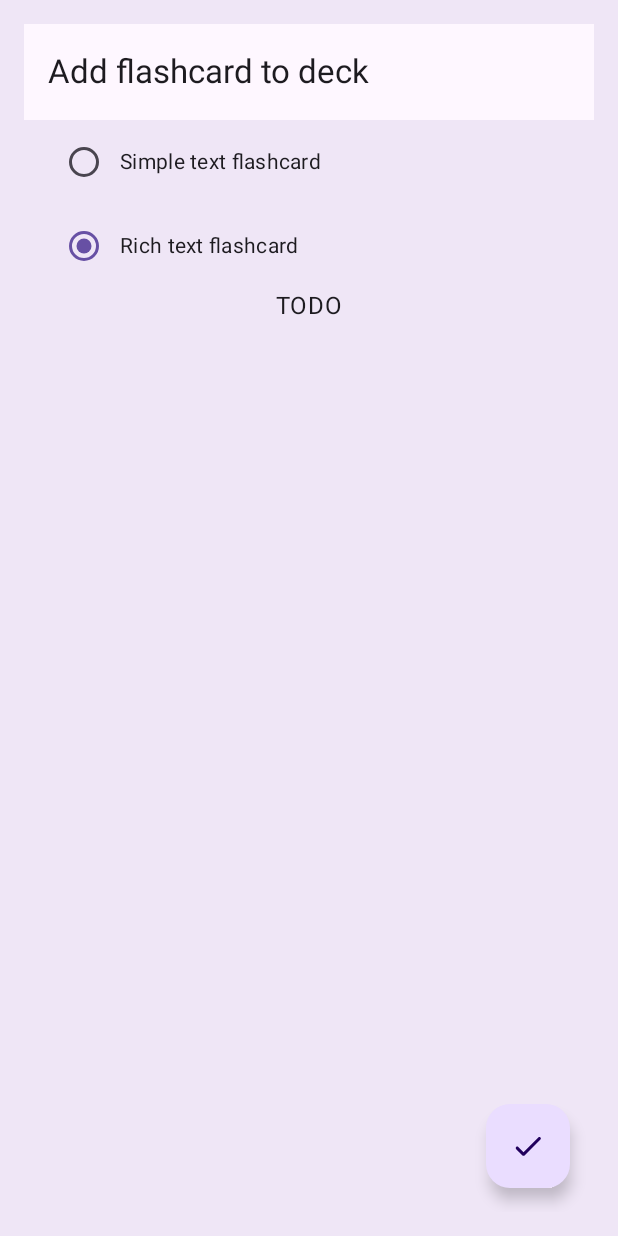
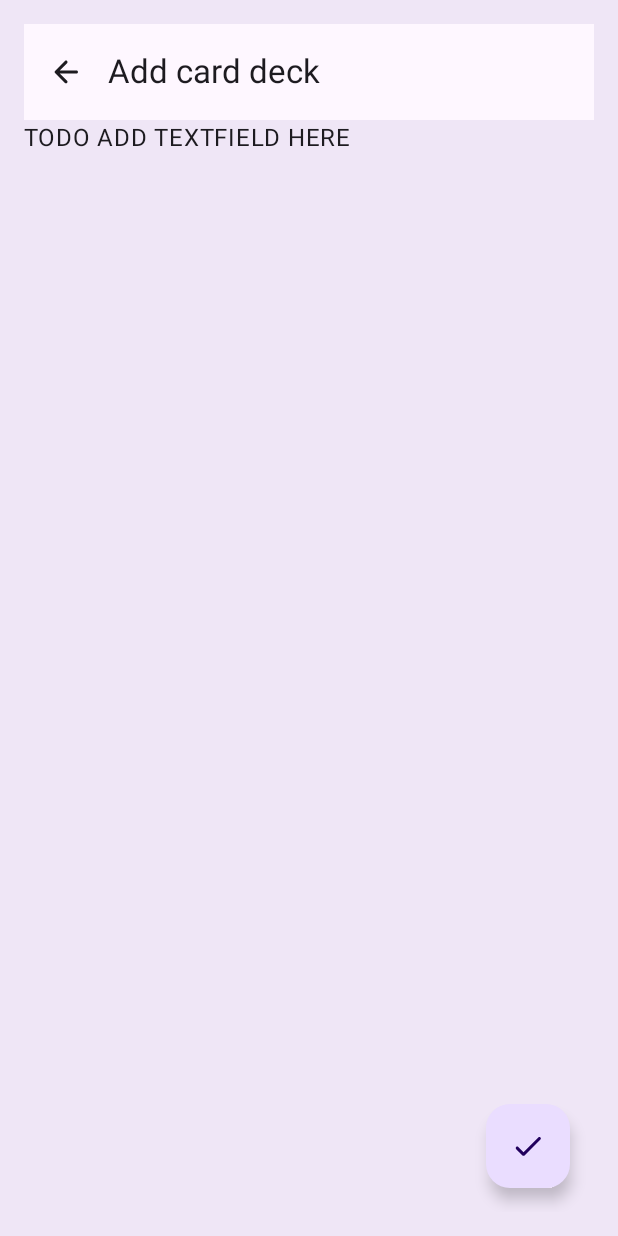
Before and after one commit to kjeller/Flashcardio, an Android app built with Jetpack Compose: the screen it shows after launch (MainActivity), after a tap on "Add new flashcard set", on a phone screen of 412 x 824 dp. Run offline under Robolectric (Android 15) with nearby library versions, the phone set to English and light mode, and no system bars; our stand-ins replace Dagger/Hilt's generated code, Room's generated code, window size class; 3 other taps on this screen came first.

Commit message:
Add example navigation and placeholder add deck screen

```diff
--- a/app/src/main/AndroidManifest.xml
+++ b/app/src/main/AndroidManifest.xml
@@ -3,6 +3,7 @@
     xmlns:tools="http://schemas.android.com/tools">
 
     <application
+        android:name=".FlashcardioApplication"
         android:allowBackup="true"
         android:dataExtractionRules="@xml/data_extraction_rules"
         android:fullBackupContent="@xml/backup_rules"
@@ -13,7 +14,7 @@
         android:theme="@style/Theme.Flashcardio"
         tools:targetApi="31">
         <activity
-            android:name=".MainActivity"
+            android:name=".ui.MainActivity"
             android:exported="true"
             android:label="@string/app_name"
             android:theme="@style/Theme.Flashcardio"
--- /dev/null
+++ b/app/src/main/java/dev/stralman/flashcardio/FlashcardioApplication.kt
@@ -0,0 +1,8 @@
+package dev.stralman.flashcardio
+
+import android.app.Application
+import dagger.hilt.android.HiltAndroidApp
+
+@HiltAndroidApp
+class FlashcardioApplication : Application() {
+}
--- a/app/src/main/java/dev/stralman/flashcardio/data/FlashcardDeck.kt
+++ b/app/src/main/java/dev/stralman/flashcardio/data/FlashcardDeck.kt
@@ -1,6 +1,20 @@
 package dev.stralman.flashcardio.data
 
+import androidx.compose.runtime.Immutable
+import androidx.room.ColumnInfo
+import androidx.room.Entity
+import androidx.room.Index
+import androidx.room.PrimaryKey
+
+@Entity(
+    tableName = "flashcard_decks",
+    indices = [
+        Index("name", unique = true)
+    ]
+)
+@Immutable
 data class FlashcardDeck(
-    val deckName: String,
+    @PrimaryKey(autoGenerate = true) @ColumnInfo(name = "id") val id: Long = 0,
+    val name: String,
     val cards: List<Flashcard>,
 )
--- /dev/null
+++ b/app/src/main/java/dev/stralman/flashcardio/ui/FlashcardioApp.kt
@@ -0,0 +1,46 @@
+package dev.stralman.flashcardio.ui
+
+import androidx.compose.runtime.Composable
+import androidx.navigation.compose.NavHost
+import androidx.navigation.compose.composable
+import dev.stralman.flashcardio.ui.deck.AddDeckScreen
+import dev.stralman.flashcardio.ui.deck.DeckScreen
+import dev.stralman.flashcardio.ui.flashcard.AddFlashCardScreen
+
+@Composable
+fun FlashcardioApp(
+    appState: FlashcardioAppState = rememberFlashcardioAppState()
+) {
+    NavHost(
+        navController = appState.navController,
+        startDestination = Screen.Home.route
+    ) {
+        composable(Screen.Home.route) { backStackEntry ->
+            DeckScreen(
+                navigateToDeck = { id ->
+                    appState.navigateToDeck(id, backStackEntry)
+                },
+                navigateToAddFlashcard = { id ->
+                    appState.navigateToAddFlashcardScreen()
+                },
+                navigateToAddDeck = { id ->
+                    appState.navigateToAddDeckScreen()
+                }
+            )
+        }
+        composable(Screen.AddDeckScreen.route) { backStackEntry ->
+            AddDeckScreen(
+                navigateBack = {
+                    appState.navigateBack()
+                }
+            )
+        }
+        composable(Screen.AddFlashCardScreen.route) { backStackEntry ->
+            AddFlashCardScreen(
+                navigateBack = {
+                    appState.navigateBack()
+                }
+            )
+        }
+    }
+}
--- /dev/null
+++ b/app/src/main/java/dev/stralman/flashcardio/ui/FlashcardioAppState.kt
@@ -0,0 +1,66 @@
+package dev.stralman.flashcardio.ui
+
+import android.content.Context
+import android.net.Uri
+import androidx.compose.runtime.Composable
+import androidx.compose.runtime.remember
+import androidx.compose.ui.platform.LocalContext
+import androidx.lifecycle.Lifecycle
+import androidx.navigation.NavBackStackEntry
+import androidx.navigation.NavHostController
+import androidx.navigation.compose.rememberNavController
+
+/**
+ * List of screens for [FlashcardioApp]
+ */
+sealed class Screen(val route: String) {
+    object Home : Screen("home")
+    object Flashcard : Screen("deck/{id}") {
+        fun createRoute(id: String) = "deck/1/card/$id"
+    }
+
+    object AddDeckScreen : Screen("deck/1/add")
+    object AddFlashCardScreen : Screen("deck/1/card/add")
+}
+
+@Composable
+fun rememberFlashcardioAppState(
+    navController: NavHostController = rememberNavController(),
+    context: Context = LocalContext.current
+) = remember(navController, context) {
+    FlashcardioAppState(navController, context)
+}
+
+class FlashcardioAppState(
+    val navController: NavHostController,
+    private val context: Context
+) {
+
+    fun navigateToDeck(id: String, from: NavBackStackEntry) {
+        // In order to discard duplicated navigation events, we check the Lifecycle
+        if (from.lifecycleIsResumed()) {
+            val id = Uri.encode(id)
+            navController.navigate(Screen.Flashcard.createRoute(id))
+        }
+    }
+
+    fun navigateToAddFlashcardScreen() {
+        navController.navigate(Screen.AddFlashCardScreen.route)
+    }
+
+    fun navigateToAddDeckScreen() {
+        navController.navigate(Screen.AddDeckScreen.route)
+    }
+
+    fun navigateBack() {
+        navController.popBackStack()
+    }
+}
+
+/**
+ * If the lifecycle is not resumed it means this NavBackStackEntry already processed a nav event.
+ *
+ * This is used to de-duplicate navigation events.
+ */
+private fun NavBackStackEntry.lifecycleIsResumed() =
+    this.lifecycle.currentState == Lifecycle.State.RESUMED
--- a/app/src/main/java/dev/stralman/flashcardio/MainActivity.kt
+++ b/app/src/main/java/dev/stralman/flashcardio/ui/MainActivity.kt
@@ -1,4 +1,4 @@
-package dev.stralman.flashcardio
+package dev.stralman.flashcardio.ui
 
 import android.os.Bundle
 import androidx.activity.ComponentActivity
@@ -6,12 +6,15 @@ import androidx.activity.compose.setContent
 import androidx.compose.foundation.layout.fillMaxSize
 import androidx.compose.material3.MaterialTheme
 import androidx.compose.material3.Surface
+import androidx.compose.material3.windowsizeclass.ExperimentalMaterial3WindowSizeClassApi
 import androidx.compose.ui.Modifier
 import androidx.compose.ui.unit.dp
-import dev.stralman.flashcardio.ui.flashcard.AddFlashCardScreen
+import dagger.hilt.android.AndroidEntryPoint
 import dev.stralman.flashcardio.ui.theme.AppTheme
 
+@AndroidEntryPoint
 class MainActivity : ComponentActivity() {
+    @OptIn(ExperimentalMaterial3WindowSizeClassApi::class)
     override fun onCreate(savedInstanceState: Bundle?) {
         super.onCreate(savedInstanceState)
         setContent {
@@ -22,8 +25,9 @@ class MainActivity : ComponentActivity() {
                     color = MaterialTheme.colorScheme.background,
                     tonalElevation = 5.dp,
                 ) {
+                    FlashcardioApp()
                     // test1 DeckScreen(modifier = Modifier)
-                    AddFlashCardScreen()
+                    //AddFlashCardScreen()
                     /*test2
                     var state by remember {
                         mutableStateOf(CardFace.FRONT)
--- /dev/null
+++ b/app/src/main/java/dev/stralman/flashcardio/ui/deck/AddDeckScreen.kt
@@ -0,0 +1,87 @@
+package dev.stralman.flashcardio.ui.deck
+
+import androidx.compose.foundation.background
+import androidx.compose.foundation.layout.Arrangement
+import androidx.compose.foundation.layout.Box
+import androidx.compose.foundation.layout.Column
+import androidx.compose.foundation.layout.fillMaxWidth
+import androidx.compose.foundation.layout.padding
+import androidx.compose.foundation.selection.selectableGroup
+import androidx.compose.material.icons.Icons
+import androidx.compose.material.icons.rounded.ArrowBack
+import androidx.compose.material.icons.rounded.Check
+import androidx.compose.material3.ExperimentalMaterial3Api
+import androidx.compose.material3.FabPosition
+import androidx.compose.material3.FloatingActionButton
+import androidx.compose.material3.Icon
+import androidx.compose.material3.IconButton
+import androidx.compose.material3.MaterialTheme
+import androidx.compose.material3.Scaffold
+import androidx.compose.material3.Text
+import androidx.compose.material3.TopAppBar
+import androidx.compose.runtime.Composable
+import androidx.compose.ui.Alignment
+import androidx.compose.ui.Modifier
+import androidx.compose.ui.res.stringResource
+import androidx.compose.ui.unit.dp
+import dev.stralman.flashcardio.R
+
+@OptIn(ExperimentalMaterial3Api::class)
+@Composable
+fun AddDeckScreen(
+    navigateBack: () -> Unit,
+    modifier: Modifier = Modifier,
+) {
+    Scaffold(
+        modifier = modifier
+            .fillMaxWidth()
+            .padding(16.dp)
+            .background(MaterialTheme.colorScheme.background),
+        topBar = {
+            TopAppBar(
+                title = {
+                    Text(
+                        text = stringResource(R.string.add_card_deck),
+                        style = MaterialTheme.typography.titleLarge,
+                    )
+                },
+                navigationIcon = {
+                    IconButton(
+                        onClick = {
+                            navigateBack()
+                        }
+                    ) {
+                        Icon(
+                            Icons.Rounded.ArrowBack,
+                            contentDescription = "Back"
+                        )
+                    }
+
+                }
+            )
+        },
+        floatingActionButton = {
+            FloatingActionButton(
+                onClick = { /* ... */ }) {
+                Icon(
+                    Icons.Rounded.Check,
+                    contentDescription = stringResource(id = R.string.deck_add_desc)
+                )
+            }
+        },
+        floatingActionButtonPosition = FabPosition.End,
+
+        ) { contentPadding ->
+        // Screen content
+        Box(modifier = Modifier.padding(contentPadding)) {
+            Column(
+                verticalArrangement = Arrangement.Top,
+                horizontalAlignment = Alignment.CenterHorizontally,
+                modifier = modifier.selectableGroup(),
+            ) {
+                Text(text = "TODO ADD TEXTFIELD HERE")
+
+            }
+        }
+    }
+}
--- a/app/src/main/java/dev/stralman/flashcardio/ui/deck/DeckItemCard.kt
+++ b/app/src/main/java/dev/stralman/flashcardio/ui/deck/DeckItemCard.kt
@@ -33,7 +33,7 @@ fun DeckItemCard(
             horizontalArrangement = Arrangement.SpaceBetween,
         ) {
             Text(
-                text = flashcardDeck.deckName,
+                text = flashcardDeck.name,
                 style = MaterialTheme.typography.bodyMedium,
                 textAlign = TextAlign.Left
             )
@@ -72,7 +72,7 @@ fun DeckItemCardList(
 fun DeckItemCardPreview() {
     val flashCardDeckLists = listOf(
         FlashcardDeck(
-            deckName = "Korean common phrases한글",
+            name = "Korean common phrases (한글)",
             cards = listOf(
                 Flashcard(
                     frontText = "안녕하세요",
@@ -81,7 +81,7 @@ fun DeckItemCardPreview() {
             )
         ),
         FlashcardDeck(
-            deckName = "NATO Phonetic Alphabet",
+            name = "NATO Phonetic Alphabet",
             cards = listOf(
                 Flashcard(
                     frontText = "A",
--- a/app/src/main/java/dev/stralman/flashcardio/ui/deck/DeckScreen.kt
+++ b/app/src/main/java/dev/stralman/flashcardio/ui/deck/DeckScreen.kt
@@ -27,7 +27,10 @@ import dev.stralman.flashcardio.ui.util.ThemePreview
 @OptIn(ExperimentalMaterial3Api::class)
 @Composable
 fun DeckScreen(
-    modifier: Modifier = Modifier
+    modifier: Modifier = Modifier,
+    navigateToDeck: (String) -> Unit,
+    navigateToAddFlashcard: (String) -> Unit,
+    navigateToAddDeck: (String) -> Unit,
 ) {
     Scaffold(
         modifier = modifier
@@ -46,7 +49,10 @@ fun DeckScreen(
         },
         floatingActionButton = {
             FloatingActionButton(
-                onClick = { /* ... */ }) {
+                onClick = {
+                    navigateToAddDeck("test")
+                }
+            ) {
                 Icon(
                     Icons.Rounded.Add,
                     contentDescription = stringResource(id = R.string.deck_add_desc)
@@ -61,7 +67,7 @@ fun DeckScreen(
             // TODO replace this with an actual data source
             val flashCardDeckLists = listOf(
                 FlashcardDeck(
-                    deckName = "Korean common phrases한글",
+                    name = "Korean common phrases한글",
                     cards = listOf(
                         Flashcard(
                             frontText = "안녕하세요",
@@ -70,7 +76,7 @@ fun DeckScreen(
                     )
                 ),
                 FlashcardDeck(
-                    deckName = "NATO Phonetic Alphabet",
+                    name = "NATO Phonetic Alphabet",
                     cards = listOf(
                         Flashcard(
                             frontText = "A",
@@ -98,6 +104,10 @@ fun DeckScreen(
 @Composable
 fun DeckScreenPreview() {
     AppTheme {
-        DeckScreen()
+        DeckScreen(
+            navigateToDeck = {},
+            navigateToAddFlashcard = {},
+            navigateToAddDeck = {},
+        )
     }
 }
--- a/app/src/main/java/dev/stralman/flashcardio/ui/flashcard/FlashcardViewModel.kt
+++ /dev/null
@@ -1 +0,0 @@
-package dev.stralman.flashcardio.ui.flashcard
--- a/app/src/main/res/values/strings.xml
+++ b/app/src/main/res/values/strings.xml
@@ -7,4 +7,5 @@
     <string name="add_flashcard_text_item_back_text">Flashcard back text</string>
     <string name="flashcardtype_simple_text_enum_desc">Simple text flashcard</string>
     <string name="flashcardtype_rich_text_enum_desc">Rich text flashcard</string>
+    <string name="add_card_deck">Add card deck</string>
 </resources>
```
Also changed, not shown: app/build.gradle (+8 -0 lines), app/src/main/java/dev/stralman/flashcardio/data/FlashcardDeckStore.kt (added, +7 -0 lines), app/src/main/java/dev/stralman/flashcardio/data/room/BaseDao.kt (added, +26 -0 lines), app/src/main/java/dev/stralman/flashcardio/ui/deck/DeckViewModel.kt (added, +30 -0 lines), app/src/main/java/dev/stralman/flashcardio/ui/flashcard/AddFlashcardScreen.kt (+21 -3 lines).
